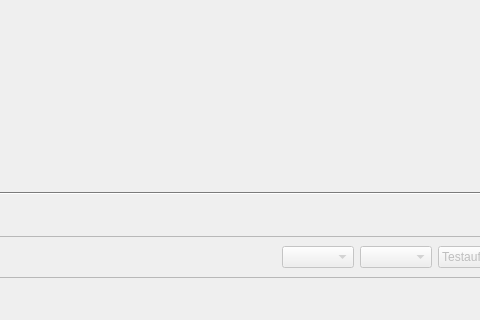
The window that ui/main_window.ui (cceh/byzanz-capture) describes before a commit, drawn with Qt 5; both pictures show x 711 to 1191 and y 438 to 758 of the 1443 by 758 pixel window.
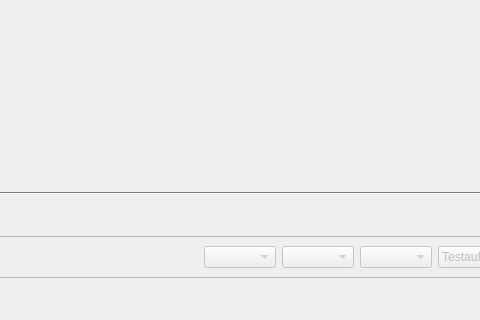
The same window after the commit. Icons and pictures are not drawn. Custom widgets are drawn as their Qt base class.

Patch:
```diff
--- a/ui/main_window.ui
+++ b/ui/main_window.ui
@@ -557,6 +557,13 @@
          </property>
         </spacer>
        </item>
+       <item>
+        <widget class="QComboBox" name="cropSelect">
+         <property name="sizeAdjustPolicy">
+          <enum>QComboBox::AdjustToContents</enum>
+         </property>
+        </widget>
+       </item>
        <item>
         <widget class="QComboBox" name="shutterSpeedSelect">
          <property name="maxVisibleItems">
```
Left out of the diff: 6 changed lines with no effect on the pictures.
